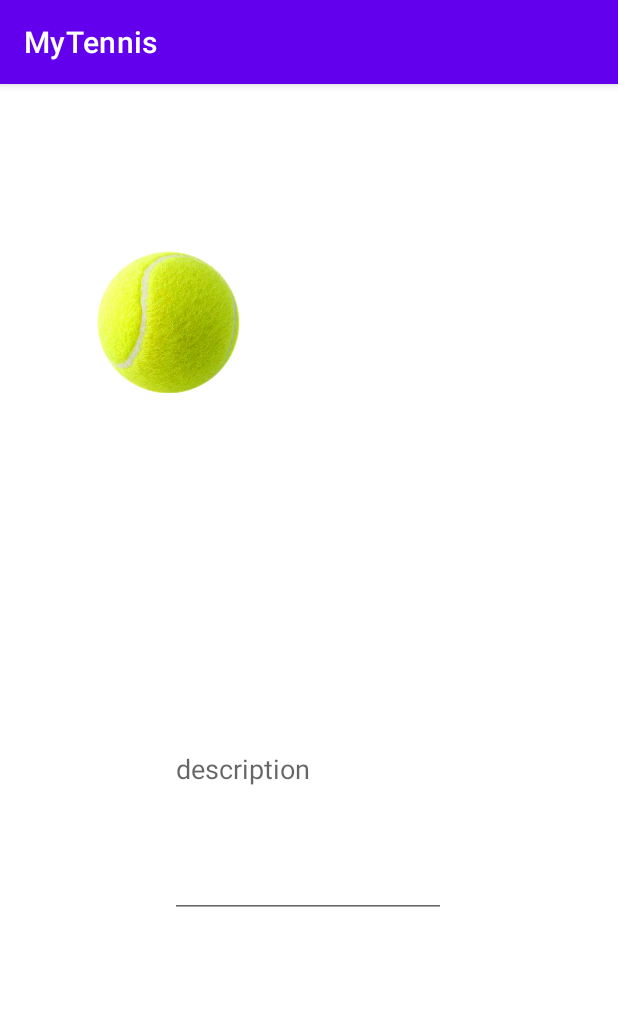
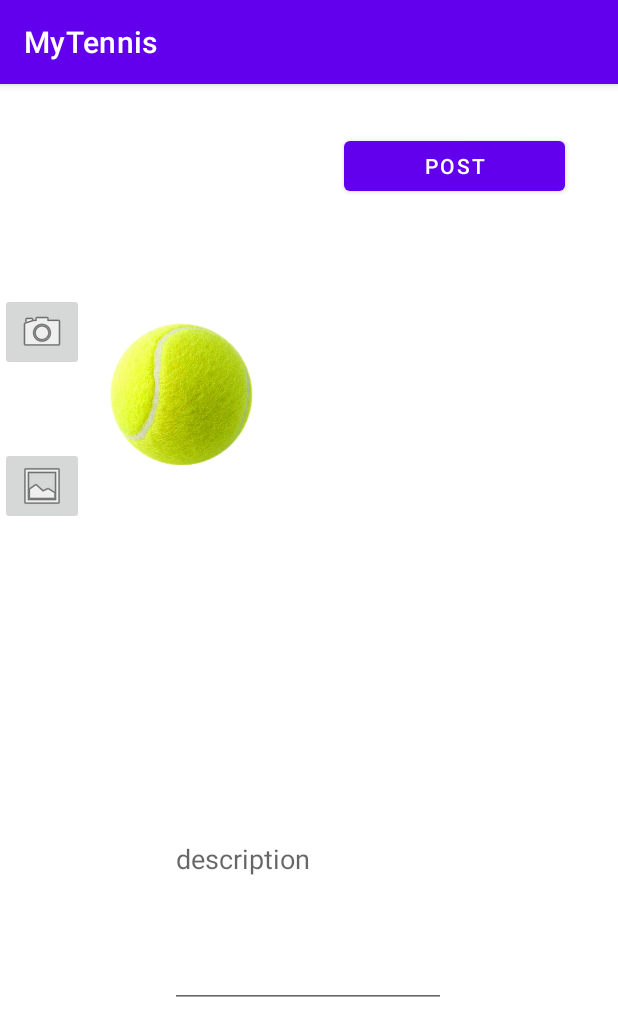
Before and after one commit to ZehavaLiviyev/Tennis-Social-Network-Android, an Android app: the AddPostFragment screen opened through its navigation route, on a phone screen of 412 x 824 dp. Shown: the top 1036 px of the screen. Run offline under Robolectric (Android 15) with nearby library versions, the phone set to English and light mode, and no system bars.

Commit message:
PostStorage

```diff
--- a/app/build.gradle
+++ b/app/build.gradle
@@ -49,6 +49,7 @@ dependencies {
     implementation 'com.google.firebase:firebase-auth'
     implementation 'com.google.firebase:firebase-storage'
     implementation 'com.google.android.gms:play-services-location:18.0.0'
+    implementation()
 
 
 }
--- a/app/src/main/java/com/example/mytennis/feed/FeedRvFragment.java
+++ b/app/src/main/java/com/example/mytennis/feed/FeedRvFragment.java
@@ -129,7 +129,7 @@ public class FeedRvFragment extends Fragment {
                     Navigation.findNavController(this.view).navigate(R.id.action_global_aboutFragment);
                     break;
                 case R.id.menu_profile:
-                   Navigation.findNavController(this.view).navigate(R.id.action_global_profileFragment);
+                    Navigation.findNavController(this.view).navigate(R.id.action_global_profileFragment);
                     break;
                 case R.id.menu_search:
                     break;
--- a/app/src/main/java/com/example/mytennis/model/User.java
+++ b/app/src/main/java/com/example/mytennis/model/User.java
@@ -7,6 +7,7 @@ import java.util.Map;
 public class User {
 
     public static final String COLLECTION_NAME = "Users";
+    public static final String COLLECTION_EMAIL_NAME = "Email";
     String fullName = "";
     String userName = "";
     String email = "";
--- a/app/src/main/java/com/example/mytennis/pages/AddPostFragment.java
+++ b/app/src/main/java/com/example/mytennis/pages/AddPostFragment.java
@@ -1,21 +1,108 @@
 package com.example.mytennis.pages;
 
+import static android.app.Activity.RESULT_OK;
+
+import android.content.Intent;
+import android.graphics.Bitmap;
 import android.os.Bundle;
+
+import androidx.annotation.Nullable;
 import androidx.fragment.app.Fragment;
+
+import android.provider.MediaStore;
+import android.util.Log;
 import android.view.LayoutInflater;
 import android.view.View;
 import android.view.ViewGroup;
+import android.widget.Button;
+import android.widget.ImageButton;
+import android.widget.ImageView;
+import android.widget.TextView;
 
 import com.example.mytennis.R;
+import com.example.mytennis.model.Model;
+import com.example.mytennis.model.Post;
+import com.example.mytennis.model.User;
 
 
 public class AddPostFragment extends Fragment {
+
+    Button postBtn;
+    ImageButton camBtn, galleryBtn;
+    ImageView imgPost;
+    TextView descTv;
+    View view;
+
+
+    static final int REQUSET_IMAGE_CAPTURE = 1;
+    Bitmap imageBitmap;
+    //static final int REQUSET_IMAGE_CAPTURE = 2;
 
 
     @Override
     public View onCreateView(LayoutInflater inflater, ViewGroup container,
                              Bundle savedInstanceState) {
 
-        return inflater.inflate(R.layout.fragment_add_post, container, false);
+        view = inflater.inflate(R.layout.fragment_add_post, container, false);
+        postBtn = view.findViewById(R.id.frag_addP_post_btn);
+        camBtn = view.findViewById(R.id.frag_addP_cam_btn);
+        galleryBtn = view.findViewById(R.id.frag_addP_gallery_btn);
+        imgPost = view.findViewById(R.id.frag_addP_iv_p);
+        descTv = view.findViewById(R.id.frag_addP_desc_tv);
+        camBtn.setOnClickListener(v -> {
+            openCam();
+        });
+        galleryBtn.setOnClickListener(v -> {
+            openGallery();
+        });
+        postBtn.setOnClickListener(v -> {
+            save();
+        });
+
+
+        return view;
+    }
+
+    private void save() {
+        postBtn.setEnabled(false);
+        camBtn.setEnabled(false);
+        galleryBtn.setEnabled(false);
+
+        String desc = descTv.getText().toString();
+        Post post = new Post(desc,Model.instance.getPostId());
+        Model.instance.setPostId(Model.instance.getPostId()+1);
+        //TODO: upload the post to firebase - to new collection 'Posts'
+        if(imageBitmap != null){
+            Model.instance.saveImage(imageBitmap, post.getId() + ".jpg", url -> {
+                post.setImageUrl(url);
+                Model.instance.addPost(post, () ->
+                        Log.d("tag","complete the post"));
+            });
+        }else {
+           // Model.instance
+        }
+
+
+
+    }
+
+    private void openGallery() {
+    }
+
+    private void openCam() {
+        Intent openCamintent = new Intent(MediaStore.ACTION_IMAGE_CAPTURE);
+        startActivityForResult(openCamintent, REQUSET_IMAGE_CAPTURE);
+    }
+
+    @Override
+    public void onActivityResult(int requestCode, int resultCode, @Nullable Intent data) {
+        super.onActivityResult(requestCode, resultCode, data);
+        if (requestCode == REQUSET_IMAGE_CAPTURE) {
+            if (resultCode == RESULT_OK) {
+                Bundle extars = data.getExtras();
+                imageBitmap = (Bitmap) extars.get("data");
+                imgPost.setImageBitmap(imageBitmap);
+            }
+        }
     }
 }
--- a/app/src/main/java/com/example/mytennis/pages/ProfileFragment.java
+++ b/app/src/main/java/com/example/mytennis/pages/ProfileFragment.java
@@ -45,7 +45,8 @@ public class ProfileFragment extends Fragment {
 
     private void logout() {
         Model.instance.logout(() -> {
-            Navigation.findNavController(this.view).navigate(ProfileFragmentDirections.actionProfileFragmentToLoginFragment());
+            Navigation.findNavController(this.view)
+                    .navigate(ProfileFragmentDirections.actionProfileFragmentToLoginFragment());
         });
 
     }
--- a/app/src/main/res/layout/fragment_add_post.xml
+++ b/app/src/main/res/layout/fragment_add_post.xml
@@ -8,12 +8,12 @@
 
 
     <ImageView
-        android:id="@+id/frag_addP_iv"
+        android:id="@+id/frag_addP_iv_p"
         android:layout_width="102dp"
         android:layout_height="141dp"
-        android:layout_marginTop="88dp"
+        android:layout_marginTop="136dp"
         app:layout_constraintEnd_toEndOf="parent"
-        app:layout_constraintHorizontal_bias="0.197"
+        app:layout_constraintHorizontal_bias="0.226"
         app:layout_constraintStart_toStartOf="parent"
         app:layout_constraintTop_toTopOf="parent"
         app:srcCompat="@drawable/tennis" />
@@ -21,13 +21,44 @@
     <EditText
         android:id="@+id/frag_addP_desc_tv"
         android:layout_width="184dp"
+        android:layout_height="198dp"
+        android:layout_marginBottom="152dp"
+        android:ems="10"
         android:hint="description"
-        android:layout_height="198dp"
-        android:layout_marginBottom="212dp"
-        android:ems="10"
         android:inputType="textPersonName"
         app:layout_constraintBottom_toBottomOf="parent"
         app:layout_constraintEnd_toEndOf="parent"
         app:layout_constraintHorizontal_bias="0.497"
         app:layout_constraintStart_toStartOf="parent" />
+
+    <Button
+        android:id="@+id/frag_addP_post_btn"
+        android:layout_width="147dp"
+        android:layout_height="45dp"
+        android:layout_marginTop="32dp"
+        android:text="Post"
+        app:layout_constraintEnd_toEndOf="parent"
+        app:layout_constraintHorizontal_bias="0.867"
+        app:layout_constraintStart_toStartOf="parent"
+        app:layout_constraintTop_toTopOf="parent" />
+
+    <ImageButton
+        android:id="@+id/frag_addP_cam_btn"
+        android:layout_width="wrap_content"
+        android:layout_height="wrap_content"
+        android:src="@android:drawable/ic_menu_camera"
+        app:layout_constraintBottom_toBottomOf="parent"
+        app:layout_constraintTop_toBottomOf="@+id/frag_addP_post_btn"
+        app:layout_constraintVertical_bias="0.097"
+        tools:layout_editor_absoluteX="320dp" />
+
+    <ImageButton
+        android:id="@+id/frag_addP_gallery_btn"
+        android:layout_width="wrap_content"
+        android:layout_height="wrap_content"
+        android:src="@android:drawable/ic_menu_gallery"
+        app:layout_constraintBottom_toBottomOf="parent"
+        app:layout_constraintStart_toStartOf="@+id/frag_addP_cam_btn"
+        app:layout_constraintTop_toBottomOf="@+id/frag_addP_cam_btn"
+        app:layout_constraintVertical_bias="0.097" />
 </androidx.constraintlayout.widget.ConstraintLayout>
```
Also changed, not shown: app/src/main/java/com/example/mytennis/model/Model.java (+28 -1 lines), app/src/main/java/com/example/mytennis/model/ModelFirebase.java (+21 -15 lines), app/src/main/java/com/example/mytennis/model/Post.java (+34 -1 lines).
